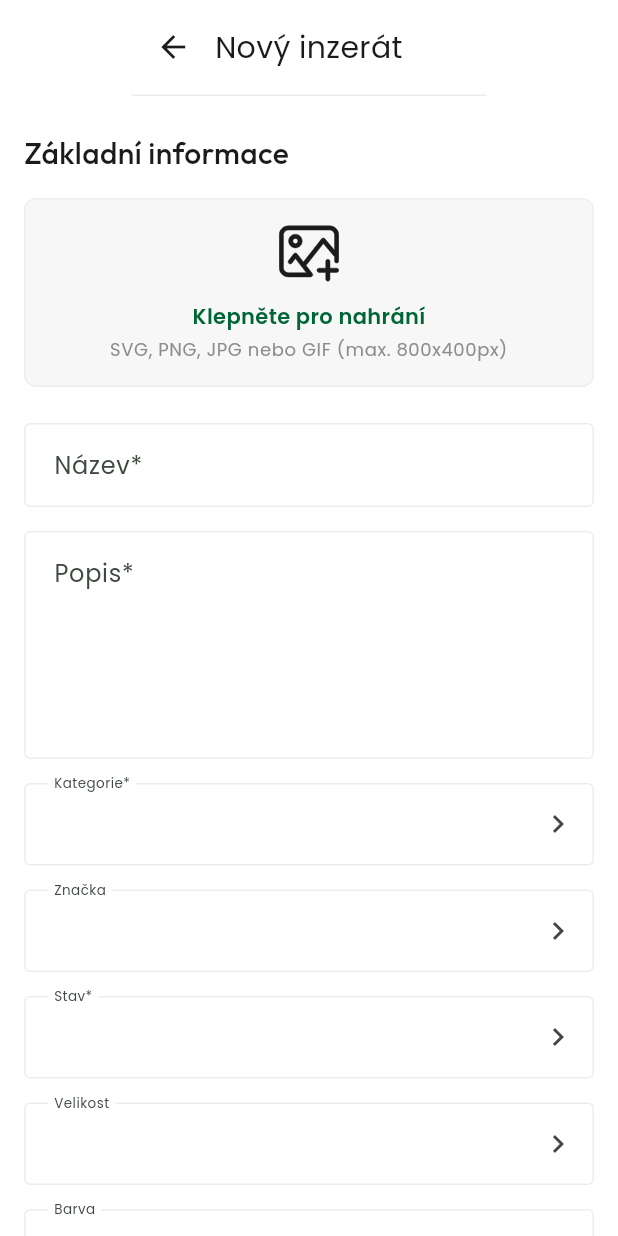
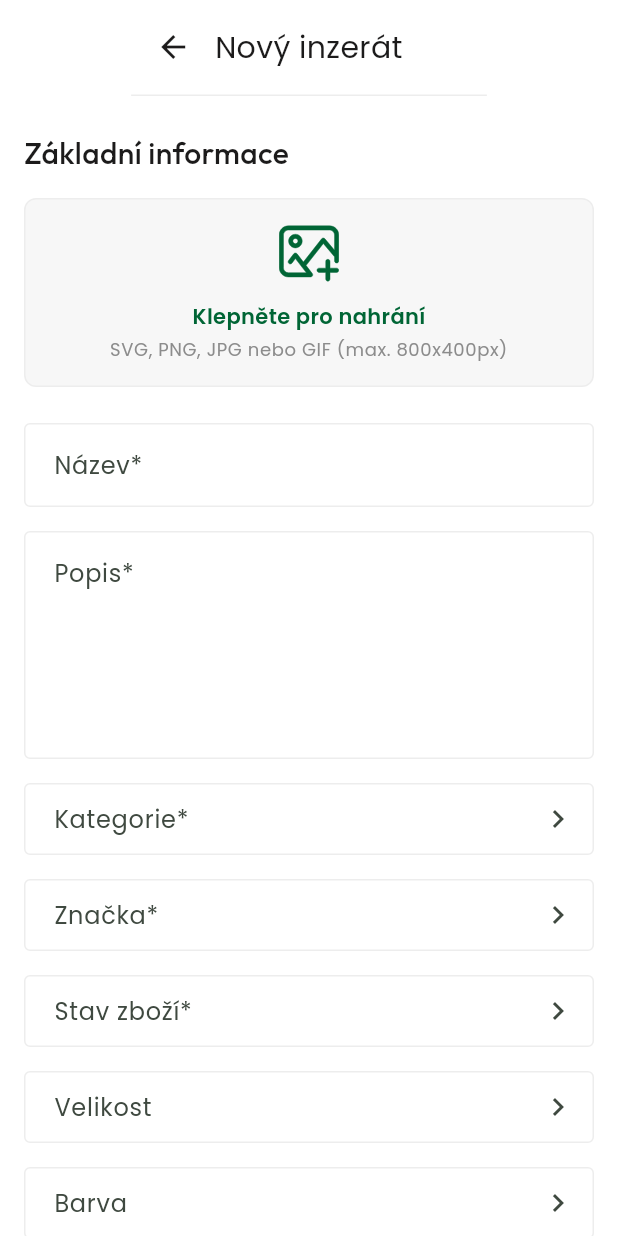
Before and after one commit to martintellinger/eqqu, a Flutter app: the NewListingScreen screen opened directly, on a phone screen of 412 x 824 dp. Run offline on Flutter 3.47's test engine with Material 3 defaults, Android fonts, the phone set to English and light mode, and no system bars; our stand-ins replace flutter_svg.

Commit message:
Fix new listing screen: green upload icon, floating labels, disabled button, category selection
- Upload icon now uses cs.surfaceTint (green) instead of cs.onSurface
- Selector fields use isEmpty flag on InputDecorator for proper Material floating label behavior
- Submit button disabled until all required fields (marked with *) are filled
- Category selection now returns selected value via showCategoriesSheet Future<String?>
- Price field label updated to 'Požadovaná cena*'
- Brand and condition fields marked as required with *

https://claude.ai/code/session_012waFykv5wBbLFNTaJFeXrN

```diff
--- a/lib/screens/new_listing_screen.dart
+++ b/lib/screens/new_listing_screen.dart
@@ -23,11 +23,30 @@ class _NewListingScreenState extends State<NewListingScreen> {
   String? _selectedMaterial;
 
   @override
+  void initState() {
+    super.initState();
+    _nameController.addListener(_onFormChanged);
+    _descriptionController.addListener(_onFormChanged);
+    _priceController.addListener(_onFormChanged);
+  }
+
+  @override
   void dispose() {
     _nameController.dispose();
     _descriptionController.dispose();
     _priceController.dispose();
     super.dispose();
+  }
+
+  void _onFormChanged() => setState(() {});
+
+  bool get _isFormValid {
+    return _nameController.text.trim().isNotEmpty &&
+        _descriptionController.text.trim().isNotEmpty &&
+        _selectedCategory != null &&
+        _selectedBrand != null &&
+        _selectedCondition != null &&
+        _priceController.text.trim().isNotEmpty;
   }
 
   @override
@@ -96,13 +115,16 @@ class _NewListingScreenState extends State<NewListingScreen> {
                         const SizedBox(height: 16),
 
                         // Kategorie*
-                        _buildSelectorField(cs, 'Kategorie*', _selectedCategory, () {
-                          showCategoriesSheet(context);
+                        _buildSelectorField(cs, 'Kategorie*', _selectedCategory, () async {
+                          final result = await showCategoriesSheet(context);
+                          if (result != null) {
+                            setState(() => _selectedCategory = result);
+                          }
                         }),
                         const SizedBox(height: 16),
 
-                        // Značka
-                        _buildSelectorField(cs, 'Značka', _selectedBrand, () {
+                        // Značka*
+                        _buildSelectorField(cs, 'Značka*', _selectedBrand, () {
                           _showSimpleSelector(
                             context, 'Značka',
                             ['No brand', 'Cavalleria Toscana', 'Animo', 'Kingsland', 'Shires', 'Busse', 'Eskadron', 'HKM'],
@@ -112,9 +134,9 @@ class _NewListingScreenState extends State<NewListingScreen> {
                         const SizedBox(height: 16),
 
                         // Stav*
-                        _buildSelectorField(cs, 'Stav*', _selectedCondition, () {
+                        _buildSelectorField(cs, 'Stav zboží*', _selectedCondition, () {
                           _showSimpleSelector(
-                            context, 'Stav',
+                            context, 'Stav zboží',
                             ['Nový s visačkou', 'Nový bez visačky', 'Velmi dobrý', 'Dobrý', 'Uspokojivý'],
                             (v) => setState(() => _selectedCondition = v),
                           );
@@ -157,7 +179,7 @@ class _NewListingScreenState extends State<NewListingScreen> {
                           keyboardType: TextInputType.number,
                           style: _inputTextStyle(cs),
                           decoration: const InputDecoration(
-                            labelText: 'Cena*',
+                            labelText: 'Požadovaná cena*',
                             suffixText: '€',
                           ),
                         ),
@@ -187,14 +209,22 @@ class _NewListingScreenState extends State<NewListingScreen> {
                           width: double.infinity,
                           height: 56,
                           child: FilledButton(
-                            onPressed: () => Navigator.pop(context),
-                            child: const Text(
+                            onPressed: _isFormValid ? () => Navigator.pop(context) : null,
+                            style: FilledButton.styleFrom(
+                              backgroundColor: cs.primary,
+                              disabledBackgroundColor: cs.onSurface.withValues(alpha: 0.12),
+                              disabledForegroundColor: cs.onSurface.withValues(alpha: 0.38),
+                              shape: RoundedRectangleBorder(
+                                borderRadius: BorderRadius.circular(8),
+                              ),
+                            ),
+                            child: Text(
                               'Vytvořit inzerát',
                               style: TextStyle(
                                 fontFamily: 'Poppins',
                                 fontSize: 16,
                                 fontWeight: FontWeight.w600,
-                                color: Colors.white,
+                                color: _isFormValid ? Colors.white : cs.onSurface.withValues(alpha: 0.38),
                               ),
                             ),
                           ),
@@ -230,7 +260,7 @@ class _NewListingScreenState extends State<NewListingScreen> {
                 'assets/icons/Add.svg',
                 width: 40,
                 height: 40,
-                colorFilter: ColorFilter.mode(cs.onSurface, BlendMode.srcIn),
+                colorFilter: ColorFilter.mode(cs.surfaceTint, BlendMode.srcIn),
               ),
               const SizedBox(height: 12),
               Text(
@@ -267,20 +297,23 @@ class _NewListingScreenState extends State<NewListingScreen> {
     return GestureDetector(
       onTap: onTap,
       child: InputDecorator(
+        isEmpty: value == null,
         decoration: InputDecoration(
           labelText: label,
           suffixIcon: Icon(Icons.chevron_right, color: cs.onSurfaceVariant),
         ),
-        child: Text(
-          value ?? '',
+        child: value != null
+            ? Text(
+                value,
                 style: TextStyle(
                   fontFamily: 'Poppins',
                   fontSize: 16,
                   fontWeight: FontWeight.w400,
-            color: value != null ? cs.onSurface : Colors.transparent,
+                  color: cs.onSurface,
                   letterSpacing: 0.5,
                 ),
-        ),
+              )
+            : null,
       ),
     );
   }
--- a/lib/widgets/bottom_sheets.dart
+++ b/lib/widgets/bottom_sheets.dart
@@ -3,8 +3,8 @@ import 'package:flutter_svg/flutter_svg.dart';
 
 // ── Categories ──
 
-void showCategoriesSheet(BuildContext context) {
-  showModalBottomSheet(
+Future<String?> showCategoriesSheet(BuildContext context) {
+  return showModalBottomSheet<String>(
     context: context,
     isScrollControlled: true,
     backgroundColor: Theme.of(context).colorScheme.surface,
@@ -160,7 +160,7 @@ class _CategoriesSheetState extends State<_CategoriesSheet> {
               ),
             ),
             trailing: Icon(Icons.chevron_right, color: cs.onSurface, size: 20),
-            onTap: () => Navigator.pop(context),
+            onTap: () => Navigator.pop(context, '$_selectedCategory > $sub'),
           ),
         )),
       ],
```
Lines whose indentation alone changed are shown as unchanged.
